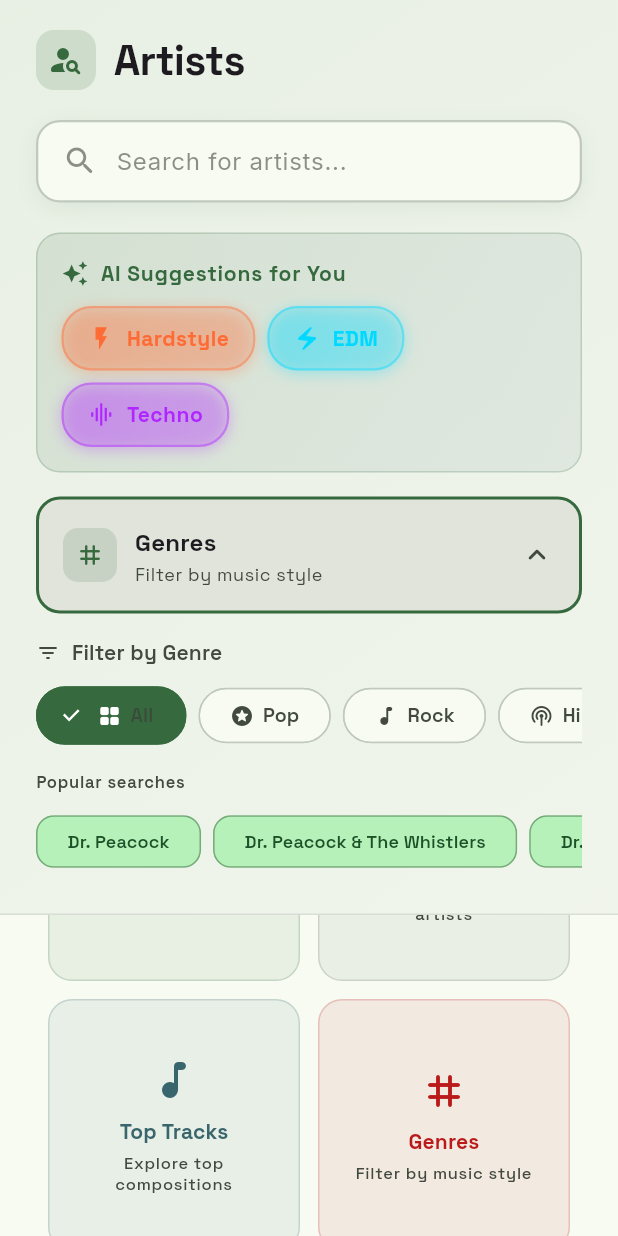
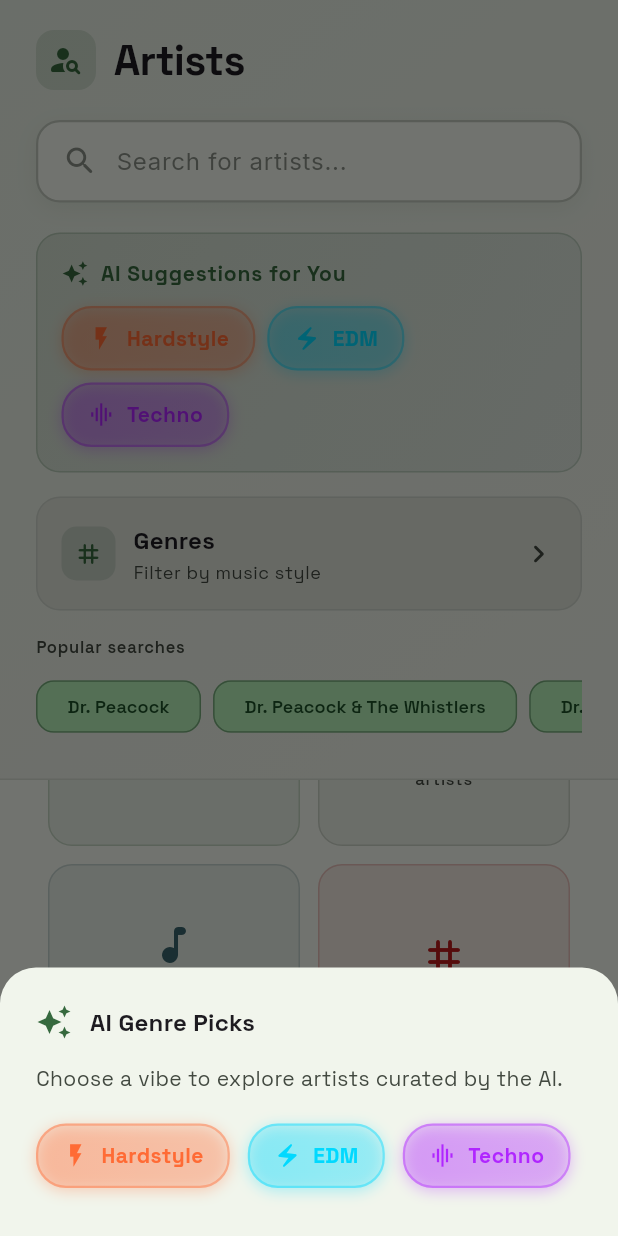
Before and after one commit to ByFlowt/spotify-ai-music-app, a Flutter app: the SearchPage screen opened directly, scrolled down 576 dp, after a tap on "Genres", on a phone screen of 412 x 824 dp. Run offline on Flutter 3.47's test engine with Material 3 defaults, Android fonts, the phone set to English and light mode, and no system bars; our stand-ins replace flutter_dotenv, flutter_secure_storage, google_fonts, google_generative_ai, qr_flutter, shared_preferences; missing offline and left inert: dart:html, flutter_web_auth_2; accounts and stored records are empty.

Commit message:
Fix Genre modal to show only AI suggestions, hide AI suggestions after search, fix identified songs saving to My List

```diff
--- a/lib/screens/search_page.dart
+++ b/lib/screens/search_page.dart
@@ -16,26 +16,25 @@ class _SearchPageState extends State<SearchPage> {
   List<Artist> _searchResults = [];
   bool _hasSearched = false;
   String _selectedGenre = 'all';
-  bool _showGenreFilter = false; // New state for genre filter expansion
+  bool _suppressSearchFieldListener = false;
 
   // Genre lists
   final List<Map<String, dynamic>> _aiSuggestedGenres = [
-    {'name': 'Hardstyle', 'icon': Icons.flash_on, 'color': Color(0xFFFF6B35)},
-    {'name': 'EDM', 'icon': Icons.electric_bolt, 'color': Color(0xFF00D9FF)},
-    {'name': 'Techno', 'icon': Icons.graphic_eq, 'color': Color(0xFFB026FF)},
-  ];
-
-  final List<Map<String, dynamic>> _allGenres = [
-    {'name': 'All', 'icon': Icons.grid_view_rounded, 'key': 'all'},
-    {'name': 'Pop', 'icon': Icons.stars_rounded, 'key': 'pop'},
-    {'name': 'Rock', 'icon': Icons.music_note_rounded, 'key': 'rock'},
-    {'name': 'Hip-Hop', 'icon': Icons.podcasts_rounded, 'key': 'hip-hop'},
-    {'name': 'Electronic', 'icon': Icons.electrical_services, 'key': 'electronic'},
-    {'name': 'Classical', 'icon': Icons.piano, 'key': 'classical'},
-    {'name': 'Jazz', 'icon': Icons.music_video, 'key': 'jazz'},
-    {'name': 'R&B', 'icon': Icons.nightlife, 'key': 'r&b'},
-    {'name': 'Country', 'icon': Icons.nature, 'key': 'country'},
-    {'name': 'Latin', 'icon': Icons.celebration, 'key': 'latin'},
+    {
+      'name': 'Hardstyle',
+      'icon': Icons.flash_on,
+      'color': const Color(0xFFFF6B35)
+    },
+    {
+      'name': 'EDM',
+      'icon': Icons.electric_bolt,
+      'color': const Color(0xFF00D9FF)
+    },
+    {
+      'name': 'Techno',
+      'icon': Icons.graphic_eq,
+      'color': const Color(0xFFB026FF)
+    },
   ];
 
   @override
@@ -79,11 +78,93 @@ class _SearchPageState extends State<SearchPage> {
     // User must manually search or click search button
   }
 
+  Future<void> _searchArtistsByGenre(String genre) async {
+    final spotifyService = context.read<SpotifyService>();
+    final results = await spotifyService.searchArtists('genre:"$genre"');
+
+    _suppressSearchFieldListener = true;
+    _searchController.text = '';
+    _suppressSearchFieldListener = false;
+
+    setState(() {
+      _searchResults = results;
+      _hasSearched = true;
+    });
+  }
+
+  Future<void> _handleGenreSuggestionTap(String genreName) async {
+    final genreKey = genreName.toLowerCase();
+    _applyGenreFilter(genreKey);
+    await _searchArtistsByGenre(genreKey);
+  }
+
+  void _showGenreSuggestionsModal() {
+    final theme = Theme.of(context);
+    final colorScheme = theme.colorScheme;
+
+    showModalBottomSheet(
+      context: context,
+      shape: const RoundedRectangleBorder(
+        borderRadius: BorderRadius.vertical(top: Radius.circular(24)),
+      ),
+      builder: (modalContext) {
+        return Padding(
+          padding: const EdgeInsets.fromLTRB(24, 24, 24, 32),
+          child: Column(
+            mainAxisSize: MainAxisSize.min,
+            crossAxisAlignment: CrossAxisAlignment.start,
+            children: [
+              Row(
+                children: [
+                  Icon(Icons.auto_awesome, color: colorScheme.primary),
+                  const SizedBox(width: 12),
+                  Text(
+                    'AI Genre Picks',
+                    style: theme.textTheme.titleMedium?.copyWith(
+                      fontWeight: FontWeight.w700,
+                    ),
+                  ),
+                ],
+              ),
+              const SizedBox(height: 16),
+              Text(
+                'Choose a vibe to explore artists curated by the AI.',
+                style: theme.textTheme.bodyMedium?.copyWith(
+                  color: colorScheme.onSurfaceVariant,
+                ),
+              ),
+              const SizedBox(height: 20),
+              Wrap(
+                spacing: 12,
+                runSpacing: 12,
+                children: _aiSuggestedGenres.map((genre) {
+                  return _buildAISuggestionChip(
+                    genre['name'] as String,
+                    genre['icon'] as IconData,
+                    genre['color'] as Color,
+                    onTap: () async {
+                      Navigator.pop(modalContext);
+                      await _handleGenreSuggestionTap(
+                        genre['name'] as String,
+                      );
+                    },
+                  );
+                }).toList(),
+              ),
+            ],
+          ),
+        );
+      },
+    );
+  }
+
   @override
   Widget build(BuildContext context) {
     final colorScheme = Theme.of(context).colorScheme;
     final textTheme = Theme.of(context).textTheme;
     final spotifyService = context.watch<SpotifyService>();
+    final bool showAISuggestions =
+        !_hasSearched && _searchController.text.trim().isEmpty;
 
     return Scaffold(
       body: SafeArea(
@@ -200,12 +281,21 @@ class _SearchPageState extends State<SearchPage> {
                             const EdgeInsets.symmetric(vertical: 14),
                       ),
                       onChanged: (value) {
-                        setState(() {});
+                        if (_suppressSearchFieldListener) {
+                          return;
+                        }
+                        setState(() {
+                          if (value.trim().isEmpty) {
+                            _hasSearched = false;
+                            _searchResults = [];
+                          }
+                        });
                       },
                       onSubmitted: _performSearch,
                     ),
                   ),
 
+                  if (showAISuggestions) ...[
                     const SizedBox(height: 20),
 
                     // AI-Suggested Genres Section
@@ -253,27 +343,28 @@ class _SearchPageState extends State<SearchPage> {
                             runSpacing: 8,
                             children: _aiSuggestedGenres.map((genre) {
                               return _buildAISuggestionChip(
-                              genre['name'],
-                              genre['icon'],
-                              genre['color'],
-                              colorScheme,
+                                genre['name'] as String,
+                                genre['icon'] as IconData,
+                                genre['color'] as Color,
+                                onTap: () async {
+                                  await _handleGenreSuggestionTap(
+                                    genre['name'] as String,
+                                  );
+                                },
                               );
                             }).toList(),
                           ),
                         ],
                       ),
                     ),
+                  ],
 
-                  // Genres Button (clickable to expand filter)
+                  // Genres Button (clickable to show AI suggestions modal)
                   const SizedBox(height: 16),
                   Material(
                     color: Colors.transparent,
                     child: InkWell(
-                      onTap: () {
-                        setState(() {
-                          _showGenreFilter = !_showGenreFilter;
-                        });
-                      },
+                      onTap: _showGenreSuggestionsModal,
                       borderRadius: BorderRadius.circular(16),
                       child: Container(
                         padding: const EdgeInsets.all(16),
@@ -281,10 +372,8 @@ class _SearchPageState extends State<SearchPage> {
                           color: colorScheme.surfaceContainerHighest,
                           borderRadius: BorderRadius.circular(16),
                           border: Border.all(
-                            color: _showGenreFilter
-                              ? colorScheme.primary
-                              : colorScheme.outlineVariant.withOpacity(0.5),
-                            width: _showGenreFilter ? 2 : 1,
+                            color: colorScheme.outlineVariant.withOpacity(0.5),
+                            width: 1,
                           ),
                         ),
                         child: Row(
@@ -323,68 +412,13 @@ class _SearchPageState extends State<SearchPage> {
                               ),
                             ),
                             Icon(
-                              _showGenreFilter
-                                ? Icons.expand_less_rounded
-                                : Icons.expand_more_rounded,
+                              Icons.chevron_right_rounded,
                               color: colorScheme.onSurfaceVariant,
                             ),
                           ],
                         ),
                       ),
                     ),
-                  ),
-
-                  // Expandable Genre Filter Section
-                  AnimatedSize(
-                    duration: const Duration(milliseconds: 300),
-                    curve: Curves.easeInOut,
-                    child: _showGenreFilter
-                      ? Column(
-                          crossAxisAlignment: CrossAxisAlignment.start,
-                          children: [
-                            const SizedBox(height: 16),
-                            Row(
-                              children: [
-                                Icon(
-                                  Icons.filter_list_rounded,
-                                  size: 16,
-                                  color: colorScheme.onSurfaceVariant,
-                                ),
-                                const SizedBox(width: 8),
-                                Text(
-                                  'Filter by Genre',
-                                  style: textTheme.labelLarge?.copyWith(
-                                    fontWeight: FontWeight.w600,
-                                    color: colorScheme.onSurfaceVariant,
-                                  ),
-                                ),
-                              ],
-                            ),
-                            const SizedBox(height: 12),
-                            SizedBox(
-                              height: 40,
-                              child: ListView.builder(
-                                scrollDirection: Axis.horizontal,
-                                itemCount: _allGenres.length,
-                                itemBuilder: (context, index) {
-                                  final genre = _allGenres[index];
-                                  final isSelected = _selectedGenre == genre['key'];
-                                  return Padding(
-                                    padding: const EdgeInsets.only(right: 8),
-                                    child: _buildGenreFilterChip(
-                                      genre['name'],
-                                      genre['icon'],
-                                      genre['key'],
-                                      isSelected,
-                                      colorScheme,
-                                    ),
-                                  );
-                                },
-                              ),
-                            ),
-                          ],
-                        )
-                      : const SizedBox.shrink(),
                   ),
 
                   const SizedBox(height: 16),
@@ -702,7 +736,7 @@ class _SearchPageState extends State<SearchPage> {
                   'Genres',
                   'Filter by music style',
                   colorScheme.error,
-                  onTap: () => _triggerExampleSearch('Jazz'),
+                  onTap: _showGenreSuggestionsModal,
                 ),
               ],
             ),
@@ -982,16 +1016,21 @@ class _SearchPageState extends State<SearchPage> {
   Widget _buildAISuggestionChip(
     String genre,
     IconData icon,
-    Color color,
-    ColorScheme colorScheme,
-  ) {
+    Color color, {
+    VoidCallback? onTap,
+  }) {
+    void handleTap() {
+      if (onTap != null) {
+        onTap();
+      } else {
+        _applyGenreFilter(genre.toLowerCase());
+      }
+    }
+
     return Material(
       color: Colors.transparent,
       child: InkWell(
-        onTap: () {
-          // Just set the genre filter, don't auto-search
-          _applyGenreFilter(genre.toLowerCase());
-        },
+        onTap: handleTap,
         borderRadius: BorderRadius.circular(20),
         child: Container(
           padding: const EdgeInsets.symmetric(horizontal: 16, vertical: 10),
@@ -1040,52 +1079,6 @@ class _SearchPageState extends State<SearchPage> {
     );
   }
 
-  Widget _buildGenreFilterChip(
-    String label,
-    IconData icon,
-    String key,
-    bool isSelected,
-    ColorScheme colorScheme,
-  ) {
-    return FilterChip(
-      selected: isSelected,
-      label: Row(
-        mainAxisSize: MainAxisSize.min,
-        children: [
-          Icon(
-            icon,
-            size: 16,
-            color: isSelected ? colorScheme.onPrimary : colorScheme.onSurfaceVariant,
-          ),
-          const SizedBox(width: 6),
-          Text(
-            label,
-            style: TextStyle(
-              fontWeight: FontWeight.w600,
-              fontSize: 13,
-            ),
-          ),
-        ],
-      ),
-      onSelected: (selected) {
-        _applyGenreFilter(key);
-      },
-      backgroundColor: colorScheme.surface,
-      selectedColor: colorScheme.primary,
-      checkmarkColor: colorScheme.onPrimary,
-      side: BorderSide(
-        color: isSelected
-          ? colorScheme.primary
-          : colorScheme.outlineVariant,
-        width: isSelected ? 2 : 1,
-      ),
-      padding: const EdgeInsets.symmetric(horizontal: 12, vertical: 8),
-      shape: RoundedRectangleBorder(
-        borderRadius: BorderRadius.circular(20),
-      ),
-    );
-  }
-
   Widget _buildModernInfoChip(
     IconData icon,
     String label,
```
Also changed, not shown: lib/screens/song_search_page.dart (+102 -22 lines), docs/assets/fonts/MaterialIcons-Regular.otf, 4 other files. Lines whose indentation alone changed are shown as unchanged.
